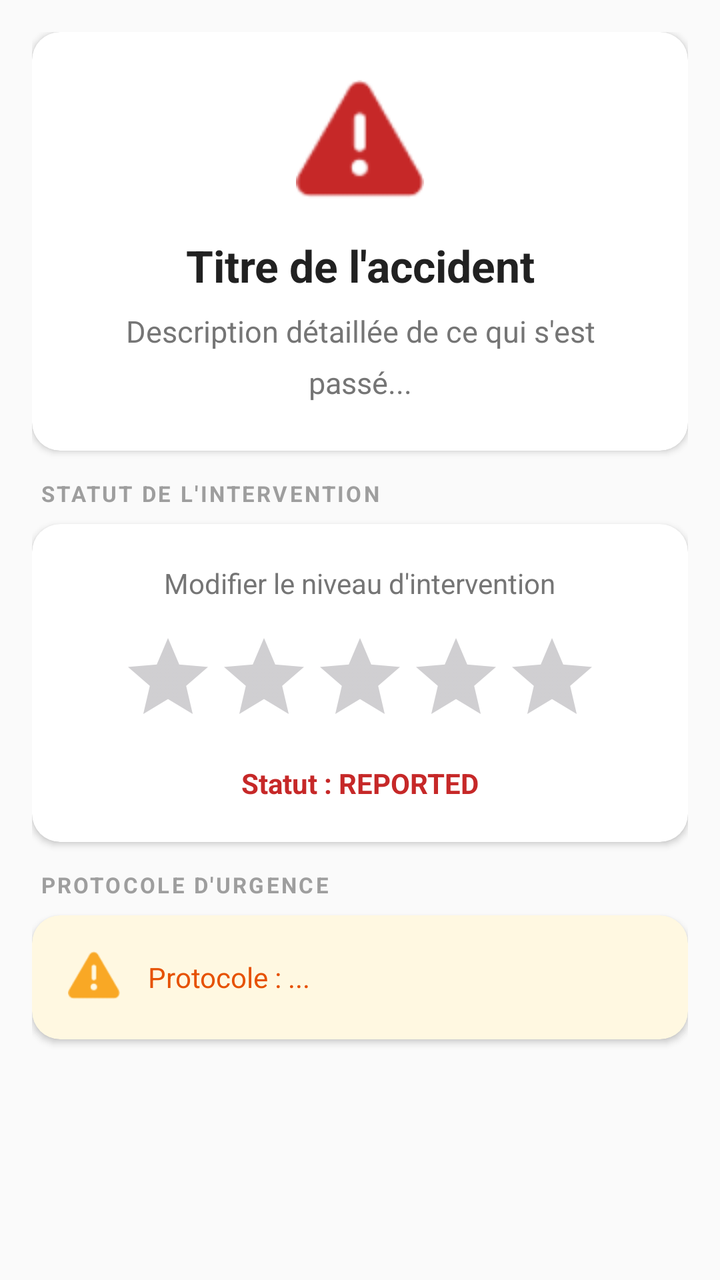
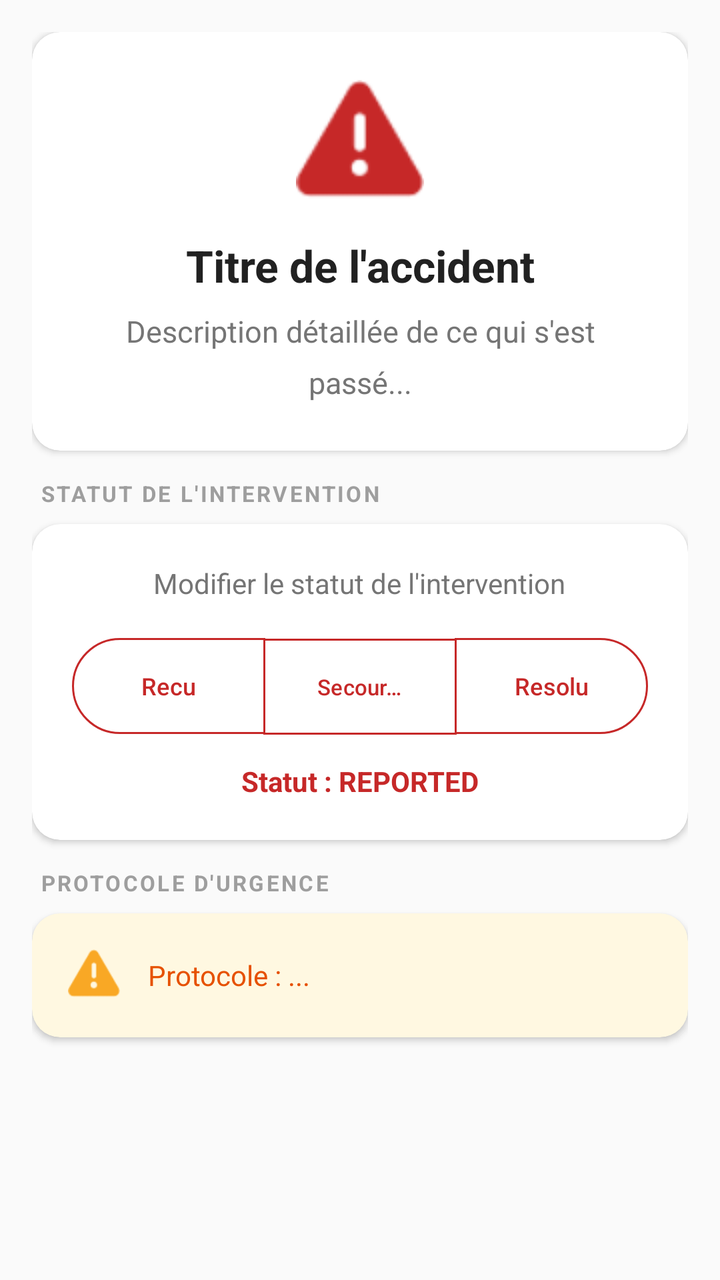

Before-and-after screenshots of an Android layout around one commit, followed by the original layout XML and the change that was made.
<!-- AndroidManifest.xml: application theme Theme.MyApplication -->
<!-- res/layout/fragment_screen1.xml -->
<?xml version="1.0" encoding="utf-8"?>
<ScrollView xmlns:android="http://schemas.android.com/apk/res/android"
    xmlns:app="http://schemas.android.com/apk/res-auto"
    xmlns:tools="http://schemas.android.com/tools"
    android:layout_width="match_parent"
    android:layout_height="match_parent"
    android:background="#FAFAFA"
    android:fillViewport="true"
    tools:context=".screens.Screen1Fragment">

    <LinearLayout
        android:layout_width="match_parent"
        android:layout_height="wrap_content"
        android:orientation="vertical"
        android:padding="16dp">

        
        <androidx.cardview.widget.CardView
            android:layout_width="match_parent"
            android:layout_height="wrap_content"
            android:layout_marginBottom="14dp"
            app:cardCornerRadius="14dp"
            app:cardElevation="2dp"
            app:cardBackgroundColor="#FFFFFF">

            <LinearLayout
                android:layout_width="match_parent"
                android:layout_height="wrap_content"
                android:orientation="vertical"
                android:padding="24dp"
                android:gravity="center">

                <ImageView
                    android:id="@+id/detail_priority_icon"
                    android:layout_width="64dp"
                    android:layout_height="64dp"
                    android:src="@android:drawable/ic_dialog_alert"
                    app:tint="#C62828" />

                <TextView
                    android:id="@+id/detail_title"
                    android:layout_width="match_parent"
                    android:layout_height="wrap_content"
                    android:text="Titre de l'accident"
                    android:textSize="22sp"
                    android:textStyle="bold"
                    android:textAlignment="center"
                    android:textColor="#212121"
                    android:layout_marginTop="14dp" />

                <TextView
                    android:id="@+id/detail_description"
                    android:layout_width="match_parent"
                    android:layout_height="wrap_content"
                    android:text="Description détaillée de ce qui s'est passé..."
                    android:textSize="15sp"
                    android:textAlignment="center"
                    android:textColor="#757575"
                    android:lineSpacingMultiplier="1.4"
                    android:layout_marginTop="8dp" />

            </LinearLayout>

        </androidx.cardview.widget.CardView>

        
        <TextView
            android:layout_width="wrap_content"
            android:layout_height="wrap_content"
            android:text="STATUT DE L'INTERVENTION"
            android:textSize="11sp"
            android:textColor="#9E9E9E"
            android:textStyle="bold"
            android:letterSpacing="0.10"
            android:layout_marginStart="4dp"
            android:layout_marginBottom="8dp" />

        
        <androidx.cardview.widget.CardView
            android:layout_width="match_parent"
            android:layout_height="wrap_content"
            android:layout_marginBottom="14dp"
            app:cardCornerRadius="14dp"
            app:cardElevation="2dp"
            app:cardBackgroundColor="#FFFFFF">

            <LinearLayout
                android:layout_width="match_parent"
                android:layout_height="wrap_content"
                android:orientation="vertical"
                android:padding="20dp"
                android:gravity="center">

                <TextView
                    android:layout_width="wrap_content"
                    android:layout_height="wrap_content"
                    android:text="Modifier le niveau d'intervention"
                    android:textSize="14sp"
                    android:textColor="#757575" />

                <RatingBar
                    android:id="@+id/detail_rating_status"
                    style="@style/Widget.AppCompat.RatingBar"
                    android:layout_width="wrap_content"
                    android:layout_height="wrap_content"
                    android:numStars="5"
                    android:stepSize="1.0"
                    android:progressTint="#C62828"
                    android:secondaryProgressTint="#FFCDD2"
                    android:layout_marginTop="14dp" />

                <TextView
                    android:id="@+id/detail_status_label"
                    android:layout_width="wrap_content"
                    android:layout_height="wrap_content"
                    android:text="Statut : REPORTED"
                    android:textSize="14sp"
                    android:textStyle="bold"
                    android:textColor="#C62828"
                    android:layout_marginTop="10dp" />

            </LinearLayout>

        </androidx.cardview.widget.CardView>

        
        <TextView
            android:layout_width="wrap_content"
            android:layout_height="wrap_content"
            android:text="PROTOCOLE D'URGENCE"
            android:textSize="11sp"
            android:textColor="#9E9E9E"
            android:textStyle="bold"
            android:letterSpacing="0.10"
            android:layout_marginStart="4dp"
            android:layout_marginBottom="8dp" />

        
        <androidx.cardview.widget.CardView
            android:layout_width="match_parent"
            android:layout_height="wrap_content"
            android:layout_marginBottom="16dp"
            app:cardCornerRadius="14dp"
            app:cardElevation="2dp"
            app:cardBackgroundColor="#FFF8E1">

            <LinearLayout
                android:layout_width="match_parent"
                android:layout_height="wrap_content"
                android:orientation="horizontal"
                android:padding="18dp"
                android:gravity="center_vertical">

                <ImageView
                    android:layout_width="26dp"
                    android:layout_height="26dp"
                    android:src="@android:drawable/ic_dialog_alert"
                    android:layout_marginEnd="14dp"
                    app:tint="#F9A825" />

                <TextView
                    android:id="@+id/detail_safety_protocol"
                    android:layout_width="0dp"
                    android:layout_height="wrap_content"
                    android:layout_weight="1"
                    android:text="Protocole : ..."
                    android:textSize="14sp"
                    android:textColor="#E65100"
                    android:lineSpacingMultiplier="1.4" />

            </LinearLayout>

        </androidx.cardview.widget.CardView>

    </LinearLayout>

</ScrollView>
<!-- resources referenced by this layout -->
<resources>
  <style name="Theme.MyApplication" parent="Base.Theme.MyApplication" />
  <style name="Base.Theme.MyApplication" parent="Theme.Material3.DayNight.NoActionBar">
          
          
      </style>
</resources>

<!-- the commit's change to res/layout/fragment_screen1.xml (unified diff, before → after) -->
@@ -94,20 +94,55 @@
                 <TextView
                     android:layout_width="wrap_content"
                     android:layout_height="wrap_content"
-                    android:text="Modifier le niveau d'intervention"
+                    android:text="Modifier le statut de l'intervention"
                     android:textSize="14sp"
                     android:textColor="#757575" />
 
-                <RatingBar
-                    android:id="@+id/detail_rating_status"
-                    style="@style/Widget.AppCompat.RatingBar"
-                    android:layout_width="wrap_content"
-                    android:layout_height="wrap_content"
-                    android:numStars="5"
-                    android:stepSize="1.0"
-                    android:progressTint="#C62828"
-                    android:secondaryProgressTint="#FFCDD2"
-                    android:layout_marginTop="14dp" />
+                <com.google.android.material.button.MaterialButtonToggleGroup
+                    android:id="@+id/detail_status_group"
+                    android:layout_width="match_parent"
+                    android:layout_height="wrap_content"
+                    android:layout_marginTop="14dp"
+                    app:selectionRequired="true"
+                    app:singleSelection="true">
+
+                    <com.google.android.material.button.MaterialButton
+                        android:id="@+id/status_received"
+                        style="?attr/materialButtonOutlinedStyle"
+                        android:layout_width="0dp"
+                        android:layout_height="56dp"
+                        android:layout_weight="1"
+                        android:text="Recu"
+                        android:textAllCaps="false"
+                        android:textColor="#C62828"
+                        android:textSize="12sp"
+                        app:strokeColor="#C62828" />
+
+                    <com.google.android.material.button.MaterialButton
+                        android:id="@+id/status_aid_sent"
+                        style="?attr/materialButtonOutlinedStyle"
+                        android:layout_width="0dp"
+                        android:layout_height="56dp"
+                        android:layout_weight="1"
+                        android:text="Secours envoyes"
+                        android:textAllCaps="false"
+                        android:textColor="#C62828"
+                        android:textSize="11sp"
+                        app:strokeColor="#C62828" />
+
+                    <com.google.android.material.button.MaterialButton
+                        android:id="@+id/status_resolved"
+                        style="?attr/materialButtonOutlinedStyle"
+                        android:layout_width="0dp"
+                        android:layout_height="56dp"
+                        android:layout_weight="1"
+                        android:text="Resolu"
+                        android:textAllCaps="false"
+                        android:textColor="#C62828"
+                        android:textSize="12sp"
+                        app:strokeColor="#C62828" />
+
+                </com.google.android.material.button.MaterialButtonToggleGroup>
 
                 <TextView
                     android:id="@+id/detail_status_label"
